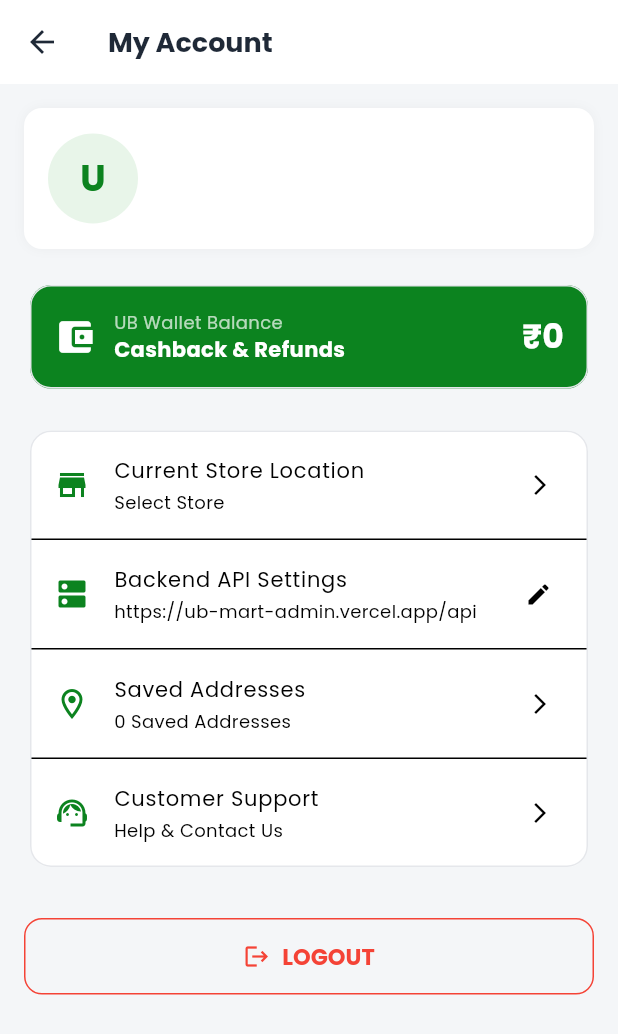
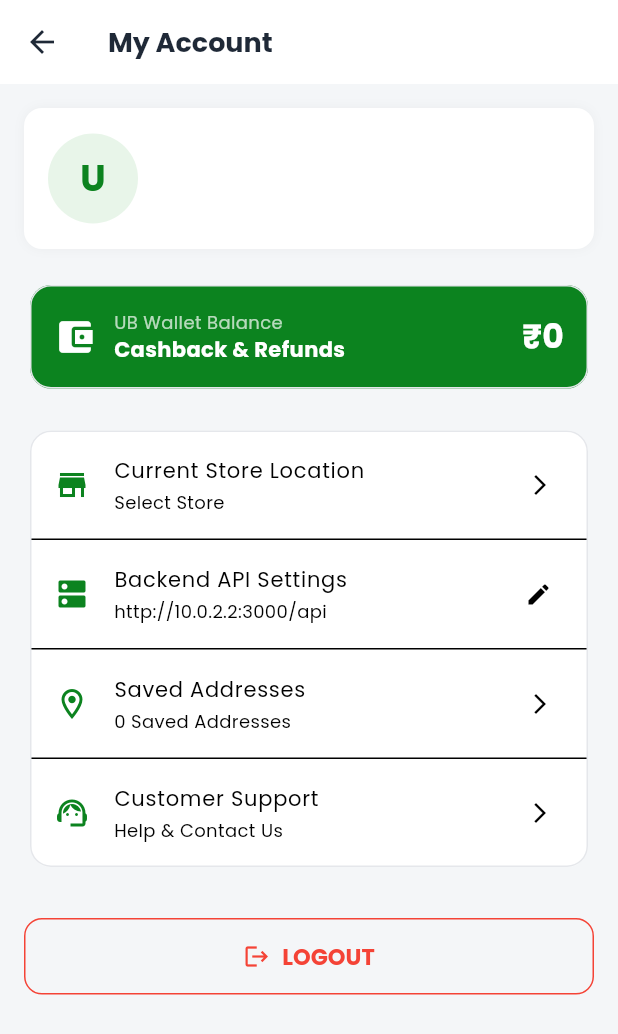
Before and after one commit to krishna567789/ub_mart_user_app, a Flutter app: the ProfileScreen screen opened directly, on a phone screen of 412 x 824 dp. Shown: the top 1034 px of the screen. Run offline on Flutter 3.47's test engine with Material 3 defaults, Android fonts, the phone set to English and light mode, and no system bars; our stand-ins replace cached_network_image, google_fonts, shared_preferences, shimmer; accounts and stored records are empty; network calls fail.

Commit message:
Update ApiConfig default URL to 10.0.2.2:3000 and seed MongoDB database

```diff
--- a/lib/config/api_config.dart
+++ b/lib/config/api_config.dart
@@ -1,12 +1,13 @@
+import 'package:flutter/foundation.dart';
+
 class ApiConfig {
-  // Live Production Backend Server URL
-  static const String liveBaseUrl = "https://ub-mart-admin.vercel.app/api";
-
   static String customBaseUrl = "";
 
   static String get baseUrl {
     if (customBaseUrl.isNotEmpty) return customBaseUrl;
-    return liveBaseUrl;
+    if (kIsWeb) return "http://localhost:3000/api";
+    // Default Android Emulator IP connecting to host localhost:3000
+    return "http://10.0.2.2:3000/api";
   }
 
   static String defaultStoreId = "";
```
Also changed, not shown: 1 other file.
